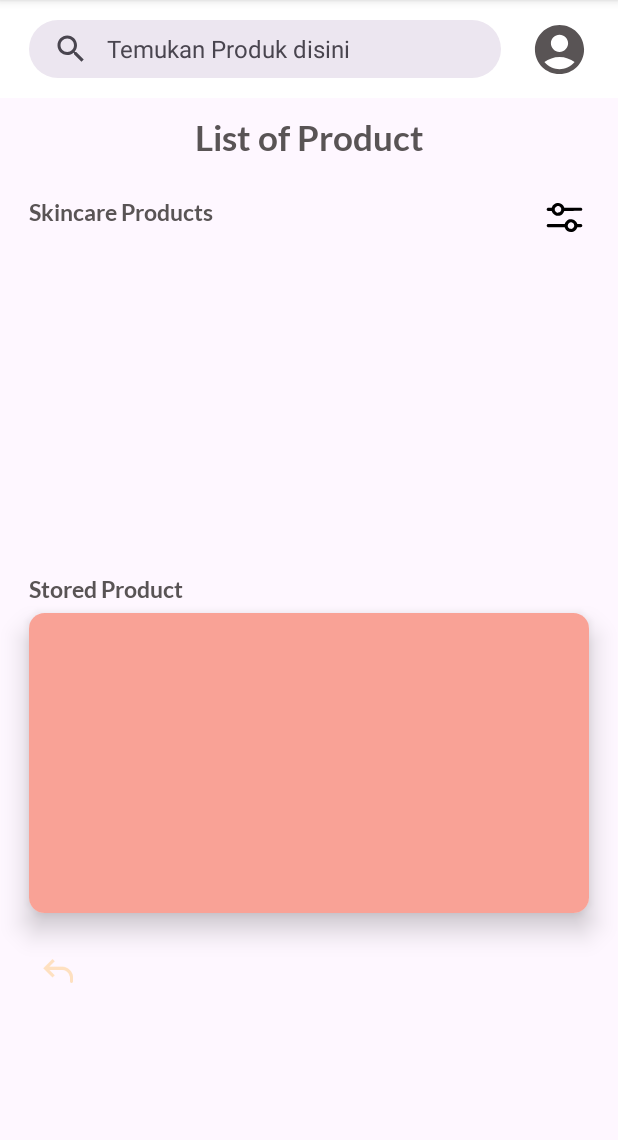
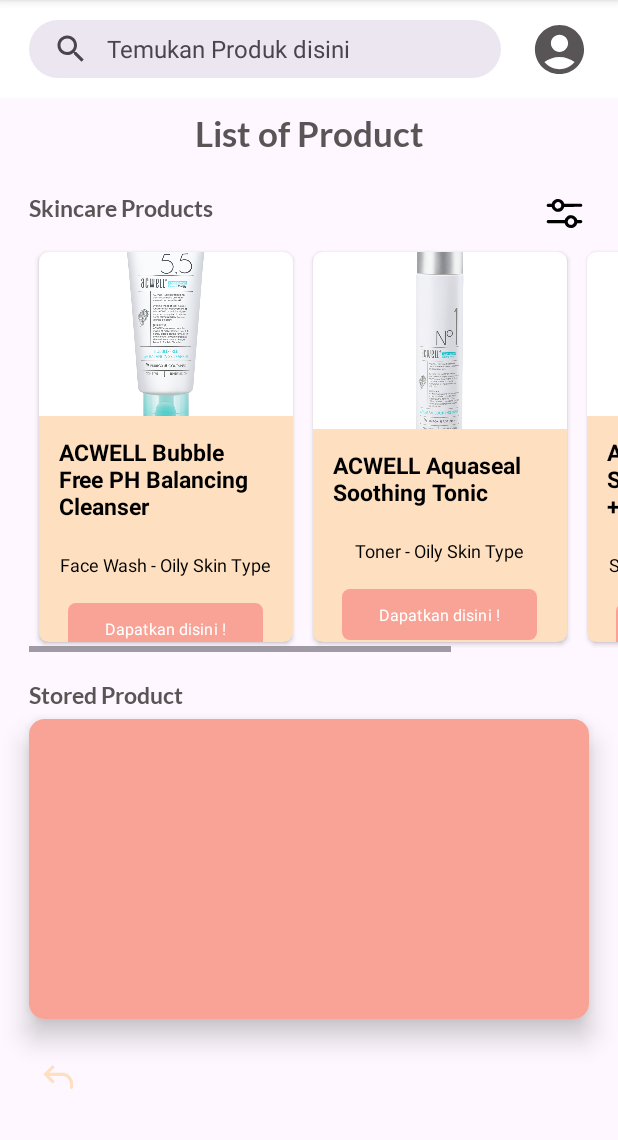
Before and after one commit to skinsync/SkinSync-Mobile-Development, an Android app: the ListProductActivity screen opened directly, with no data from a screen before it, on a phone screen of 412 x 824 dp, the part 96-1236 px from its top. Run offline under Robolectric (Android 15) with nearby library versions, the phone set to English and light mode, and no system bars; our stand-ins replace sdp/ssp sizes; Roboto replaces fonts that are not available here.

Commit message:
recycler for product list

```diff
--- a/app/build.gradle.kts
+++ b/app/build.gradle.kts
@@ -1,6 +1,7 @@
 plugins {
     alias(libs.plugins.androidApplication)
     alias(libs.plugins.jetbrainsKotlinAndroid)
+    id("kotlin-parcelize")
 }
 
 android {
--- a/app/src/main/java/com/example/skinsync/activity/users/listproduct/ListProductActivity.kt
+++ b/app/src/main/java/com/example/skinsync/activity/users/listproduct/ListProductActivity.kt
@@ -7,10 +7,18 @@
 import androidx.appcompat.app.AppCompatActivity
 import androidx.core.view.ViewCompat
 import androidx.core.view.WindowInsetsCompat
+import androidx.recyclerview.widget.LinearLayoutManager
+import androidx.recyclerview.widget.RecyclerView
 import com.example.skinsync.R
 import com.example.skinsync.activity.MainActivity
+import com.example.skinsync.adapter.ListProductAdapter
+import com.example.skinsync.data.listproduct.DataListProduct
 
 class ListProductActivity : AppCompatActivity() {
+
+    private lateinit var rvProduct: RecyclerView
+    private val list = ArrayList<DataListProduct>()
+
     override fun onCreate(savedInstanceState: Bundle?) {
         super.onCreate(savedInstanceState)
         enableEdgeToEdge()
@@ -27,5 +35,29 @@
             val intent = Intent(this, MainActivity::class.java)
             startActivity(intent) // Memulai MainActivity
         }
+
+        rvProduct = findViewById(R.id.rvProduct)
+        rvProduct.setHasFixedSize(true)
+
+        list.addAll(getListProduct())
+        showRecyclerList()
+    }
+
+    private fun getListProduct(): ArrayList<DataListProduct> {
+        val dataName = resources.getStringArray(R.array.data_name_product)
+        val dataTypeProduct = resources.getStringArray(R.array.data_type_product)
+        val dataPhoto = resources.obtainTypedArray(R.array.data_photo_product)
+        val listProduct = ArrayList<DataListProduct>()
+        for (i in dataName.indices) {
+            val product = DataListProduct(dataName[i], dataTypeProduct[i], dataPhoto.getResourceId(i, -1))
+            listProduct.add(product)
+        }
+        return listProduct
+    }
+
+    private fun showRecyclerList() {
+        rvProduct.layoutManager = LinearLayoutManager(this, LinearLayoutManager.HORIZONTAL, false)
+        val listProductAdapter = ListProductAdapter(list)
+        rvProduct.adapter = listProductAdapter
     }
 }
--- /dev/null
+++ b/app/src/main/java/com/example/skinsync/adapter/ListProductAdapter.kt
@@ -0,0 +1,26 @@
+package com.example.skinsync.adapter
+
+import android.view.LayoutInflater
+import android.view.ViewGroup
+import androidx.recyclerview.widget.RecyclerView
+import com.example.skinsync.data.listproduct.DataListProduct
+import com.example.skinsync.databinding.ListProductUsersBinding
+
+class ListProductAdapter(private val listProduct: ArrayList<DataListProduct>) : RecyclerView.Adapter<ListProductAdapter.ListViewHolder>() {
+
+    override fun onCreateViewHolder(parent: ViewGroup, viewType: Int): ListViewHolder {
+        val binding = ListProductUsersBinding.inflate(LayoutInflater.from(parent.context), parent, false)
+        return ListViewHolder(binding)
+    }
+
+    override fun getItemCount(): Int = listProduct.size
+
+    override fun onBindViewHolder(holder: ListViewHolder, position: Int) {
+        val (type, name, photo) = listProduct[position]
+        holder.binding.imageProduct.setImageResource(photo)
+        holder.binding.tvTypeProduct.text = type
+        holder.binding.tvNameProduct.text = name
+    }
+
+    class ListViewHolder(var binding: ListProductUsersBinding) : RecyclerView.ViewHolder(binding.root)
+}
--- /dev/null
+++ b/app/src/main/java/com/example/skinsync/data/listproduct/DataListProduct.kt
@@ -0,0 +1,11 @@
+package com.example.skinsync.data.listproduct
+
+import android.os.Parcelable
+import kotlinx.parcelize.Parcelize
+
+@Parcelize
+data class DataListProduct (
+    val type: String,
+    val name: String,
+    val photo: Int
+): Parcelable
--- a/app/src/main/res/layout/activity_list_product.xml
+++ b/app/src/main/res/layout/activity_list_product.xml
@@ -1,11 +1,15 @@
 <?xml version="1.0" encoding="utf-8"?>
-<androidx.constraintlayout.widget.ConstraintLayout xmlns:android="http://schemas.android.com/apk/res/android"
+<ScrollView xmlns:android="http://schemas.android.com/apk/res/android"
     xmlns:app="http://schemas.android.com/apk/res-auto"
     xmlns:tools="http://schemas.android.com/tools"
-    android:id="@+id/main"
     android:layout_width="match_parent"
     android:layout_height="match_parent"
     tools:context=".activity.users.listproduct.ListProductActivity">
+
+    <androidx.constraintlayout.widget.ConstraintLayout
+        android:id="@+id/main"
+        android:layout_width="match_parent"
+        android:layout_height="wrap_content">
 
     <androidx.constraintlayout.widget.ConstraintLayout
         android:id="@+id/toolbar"
@@ -41,16 +45,18 @@
     </androidx.constraintlayout.widget.ConstraintLayout>
 
     <!-- SearchView expanding to cover the main layout while anchored to SearchBar -->
+
         <com.google.android.material.search.SearchView
             android:id="@+id/searchView"
             android:layout_width="0dp"
             android:layout_height="0dp"
             android:hint="Temukan Artikel disini"
-        app:layout_constraintTop_toBottomOf="@id/toolbar"
             app:layout_constraintBottom_toBottomOf="parent"
             app:layout_constraintEnd_toEndOf="parent"
-        app:layout_constraintStart_toStartOf="parent">
-    </com.google.android.material.search.SearchView>
+            app:layout_constraintHorizontal_bias="0.0"
+            app:layout_constraintStart_toStartOf="parent"
+            app:layout_constraintTop_toBottomOf="@id/toolbar"
+            app:layout_constraintVertical_bias="0.0"></com.google.android.material.search.SearchView>
 
         <TextView
         android:id="@+id/titlePage"
@@ -98,7 +104,7 @@
     <HorizontalScrollView
         android:id="@+id/horizontalView"
         android:layout_width="match_parent"
-        android:layout_height="200dp"
+        android:layout_height="wrap_content"
         android:layout_marginTop="@dimen/_10sdp"
         android:layout_marginStart="@dimen/_15sdp"
         app:layout_constraintRight_toRightOf="parent"
@@ -107,11 +113,13 @@
         app:layout_constraintTop_toBottomOf="@+id/titleSkincareProduct">
 
         <androidx.recyclerview.widget.RecyclerView
-            android:id="@+id/recyclerView"
-            android:layout_width="110dp"
-            android:layout_height="200dp"
-            android:orientation="horizontal"
-            android:padding="8dp"/>
+            android:id="@+id/rvProduct"
+            android:layout_width="wrap_content"
+            android:layout_height="wrap_content"
+            app:layout_constraintBottom_toBottomOf="parent"
+            app:layout_constraintEnd_toEndOf="parent"
+            app:layout_constraintStart_toStartOf="parent"
+            app:layout_constraintTop_toTopOf="parent"/>
 
     </HorizontalScrollView>
 
@@ -186,3 +194,5 @@
         app:layout_constraintTop_toBottomOf="@+id/card"/>
 
     </androidx.constraintlayout.widget.ConstraintLayout>
+
+</ScrollView>
--- a/app/src/main/res/layout/list_product_users.xml
+++ b/app/src/main/res/layout/list_product_users.xml
@@ -1,12 +1,13 @@
 <?xml version="1.0" encoding="utf-8"?>
 <androidx.cardview.widget.CardView xmlns:android="http://schemas.android.com/apk/res/android"
-    android:layout_width="130dp"
-    android:layout_height="200dp"
+    android:layout_width="@dimen/_130sdp"
+    android:layout_height="@dimen/_200sdp"
     xmlns:app="http://schemas.android.com/apk/res-auto"
+    xmlns:tools="http://schemas.android.com/tools"
     app:cardBackgroundColor="@color/beige"
-    app:cardCornerRadius="5dp"
-    android:padding="5dp"
-    android:layout_margin="5dp"
+    app:cardCornerRadius="@dimen/_5sdp"
+    android:padding="@dimen/_5sdp"
+    android:layout_margin="@dimen/_5sdp"
     android:id="@+id/cardView">
 
     <LinearLayout
@@ -16,45 +17,45 @@
         android:orientation="vertical">
 
         <ImageView
-            android:src="@drawable/dasha"
+            tools:src="@tools:sample/avatars"
             android:scaleType="centerCrop"
-            android:layout_marginTop="10dp"
             android:id="@+id/image_product"
-            android:layout_width="85dp"
-            android:layout_height="80dp"/>
+            android:layout_width="match_parent"
+            android:layout_height="@dimen/_95sdp"/>
 
         <TextView
             android:textColor="@color/black"
-            android:padding="5dp"
-            android:layout_margin="5dp"
-            android:textSize="14sp"
+            android:padding="@dimen/_5sdp"
+            android:layout_margin="@dimen/_5sdp"
+            android:textSize="@dimen/_12ssp"
             android:fontFamily="@font/roboto"
-            android:text="Serum"
+            android:text="type product"
             android:textStyle="bold"
-            android:id="@+id/name_product"
+            android:id="@+id/tv_type_product"
             android:layout_width="wrap_content"
             android:layout_height="wrap_content"/>
 
         <TextView
             android:textColor="@color/black"
-            android:padding="5dp"
-            android:layout_margin="5dp"
-            android:textSize="12sp"
+            android:padding="@dimen/_5sdp"
+            android:textSize="@dimen/_9ssp"
             android:fontFamily="@font/roboto"
-            android:text="Product Desc"
-            android:id="@+id/tv_description_product"
+            android:text="Product Name"
+            android:id="@+id/tv_name_product"
             android:layout_width="wrap_content"
             android:layout_height="wrap_content"/>
 
         <Button
             android:id="@+id/buttonGetProduct"
-            android:layout_marginBottom="10dp"
-            android:layout_width="120dp"
-            android:layout_height="30dp"
+            android:layout_marginTop="@dimen/_8sdp"
+            android:layout_marginBottom="@dimen/_5sdp"
+            android:layout_width="@dimen/_100sdp"
+            android:layout_height="@dimen/_26sdp"
+            android:textColor="@color/white"
             android:background="@drawable/button_peach"
             android:fontFamily="@font/roboto"
             android:text="@string/button_get_product"
-            android:textSize="8sp"
+            android:textSize="@dimen/_8ssp"
             app:backgroundTint="@null"/>
 
     </LinearLayout>
--- a/app/src/main/res/values/strings.xml
+++ b/app/src/main/res/values/strings.xml
@@ -78,4 +78,43 @@
     <string name="see_more">See More</string>
     <string name="image_classifier_failed">Image classifier failed to initialize. See error logs for details</string>
     <string name="no_prediction">No prediction available</string>
+
+    <integer-array name="data_photo_product">
+        <item>@drawable/facewash_oily</item>
+        <item>@drawable/toner_oily</item>
+        <item>@drawable/sunscreen_oily</item>
+        <item>@drawable/serum_oily</item>
+        <item>@drawable/mosturizer_oily</item>
+        <item>@drawable/normal_serum</item>
+        <item>@drawable/normal_toner</item>
+        <item>@drawable/normal_sunscreen</item>
+        <item>@drawable/normal_facewash</item>
+        <item>@drawable/normal_moisturizer</item>
+    </integer-array>
+
+    <string-array name="data_type_product">
+        <item>Face Wash - Oily Skin Type</item>
+        <item>Toner - Oily Skin Type</item>
+        <item>Sunscreen - Oily Skin Type</item>
+        <item>Serum - Oily Skin Type</item>
+        <item>Moisturizer - Oily Skin Type</item>
+        <item>Serum - Normal Skin Type</item>
+        <item>Toner - Normal Skin Type</item>
+        <item>Sunscreen - Normal Skin Type</item>
+        <item>Face Wash - Normal Skin Type</item>
+        <item>Moisturizer - Normal Skin Type</item>
+    </string-array>
+
+    <string-array name="data_name_product">
+        <item>ACWELL Bubble Free PH Balancing Cleanser</item>
+        <item>ACWELL Aquaseal Soothing Tonic</item>
+        <item>AVOSKIN The Great Shield SPF 50 PA++++</item>
+        <item>AHC Peony Bright Luminous Serum</item>
+        <item>AIZEN Whitifique Face Cream</item>
+        <item>AZARINE C white lightening serum</item>
+        <item>AIZEN Incredipeel Exfoliating + Purifying Facial Toner</item>
+        <item>BANANA BOAT Protective Tanning Oil SPF8</item>
+        <item>Brightening Facial Cleanser</item>
+        <item>Azarine C White Ultralight Hydraglow Day Cream</item>
+    </string-array>
 </resources>
```
Also changed, not shown: app/src/main/res/drawable/facewash_oily.png (added), app/src/main/res/drawable/mosturizer_oily.png (added), app/src/main/res/drawable/normal_facewash.png (added), app/src/main/res/drawable/normal_moisturizer.jpg (added), app/src/main/res/drawable/normal_serum.png (added), app/src/main/res/drawable/normal_sunscreen.png (added), app/src/main/res/drawable/normal_toner.png (added), app/src/main/res/drawable/serum_oily.jpg (added), app/src/main/res/drawable/sunscreen_oily.png (added), app/src/main/res/drawable/toner_oily.png (added), 98 other files. Lines whose indentation alone changed are shown as unchanged.
